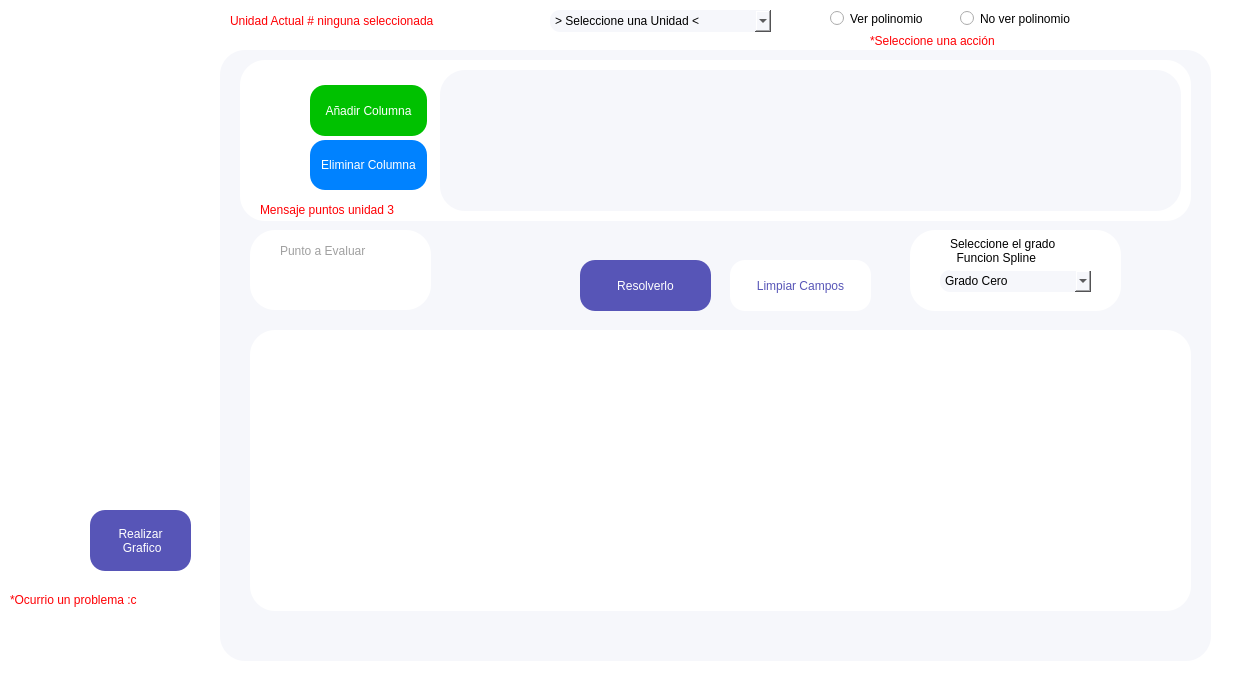
Qt form docs/formMain.ui (DevKelvin21/ANS_135-Final) before a commit.
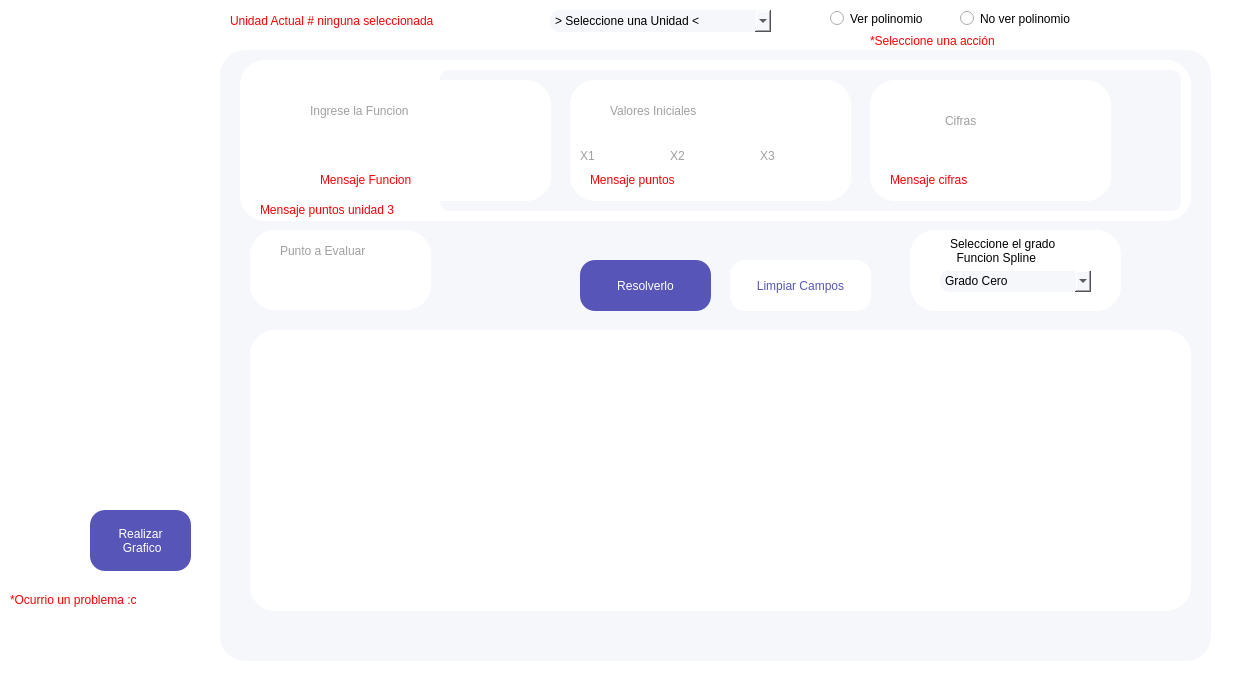
The same form after that commit. Icons and pictures are not drawn.

```diff
--- a/docs/formMain.ui
+++ b/docs/formMain.ui
@@ -452,7 +452,8 @@
       </property>
       <property name="styleSheet">
        <string notr="true">background-color: rgb(246, 247, 251);
-font: 8pt &quot;SpaceMono Nerd Font&quot;;</string>
+font: 8pt &quot;SpaceMono Nerd Font&quot;;
+border-radius: 10px;</string>
       </property>
       <property name="frameShape">
        <enum>QFrame::NoFrame</enum>
@@ -745,6 +746,7 @@
       </property>
      </widget>
     </widget>
+    <zorder>frame_6</zorder>
     <zorder>btnResolverlo</zorder>
     <zorder>btnLimpiar</zorder>
     <zorder>frame_2</zorder>
@@ -753,7 +755,6 @@
     <zorder>frame_5</zorder>
     <zorder>frame_hermite</zorder>
     <zorder>frame_trazadores</zorder>
-    <zorder>frame_6</zorder>
    </widget>
    <widget class="QComboBox" name="cmbMetodos">
     <property name="geometry">
```
